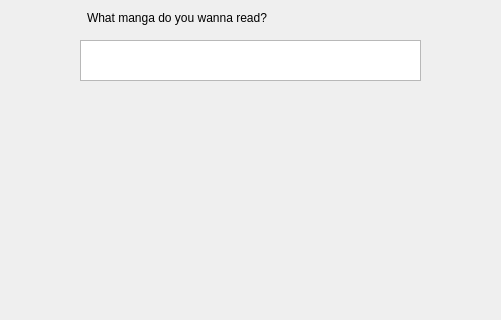
Macai13/Keki, file designer/mainwindow.ui: the form before one commit; both pictures show x 130 to 631 and y 0 to 320 of the 800 by 600 pixel window.
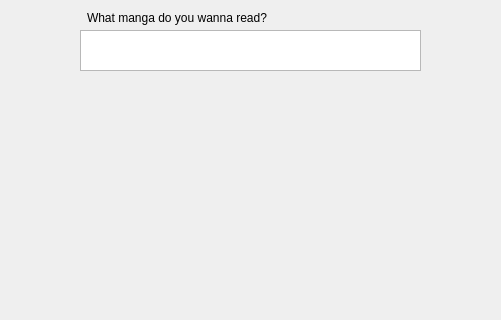
The form after the commit. Icons and pictures are not drawn.

Commit message: Design adjustments

The edit to the form file:
```diff
--- a/designer/mainwindow.ui
+++ b/designer/mainwindow.ui
@@ -43,7 +43,7 @@
     <property name="geometry">
      <rect>
       <x>210</x>
-      <y>40</y>
+      <y>30</y>
       <width>341</width>
       <height>41</height>
      </rect>
```
Left out of the diff: 6 changed lines with no effect on the pictures. The commit also changes 3 other files.
